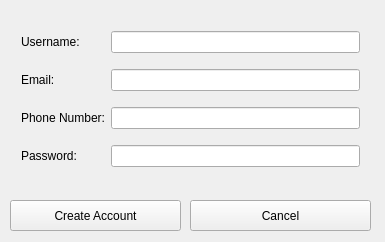
Above: create_account_window.ui from allenh1/timefuse-client before the change. Below: the same form after it.
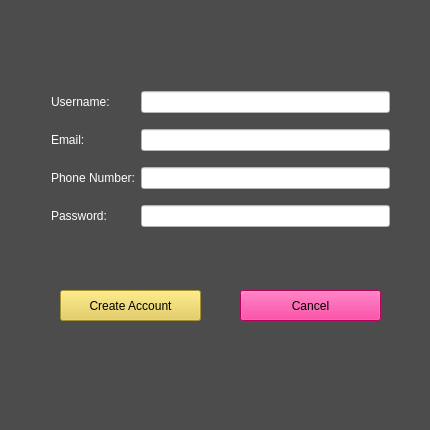
That is the form after the change.

Commit message:
added colors to the ui of account settings
Made our UI great again.

Patch:
```diff
--- a/create_account_window.ui
+++ b/create_account_window.ui
@@ -6,18 +6,22 @@
    <rect>
     <x>0</x>
     <y>0</y>
-    <width>385</width>
-    <height>242</height>
+    <width>430</width>
+    <height>430</height>
    </rect>
   </property>
   <property name="windowTitle">
    <string>Create Account</string>
   </property>
+  <property name="styleSheet">
+   <string notr="true">background-color: rgb(76, 76, 76);
+font: 12pt &quot;Courier&quot;;</string>
+  </property>
   <widget class="QWidget" name="gridLayoutWidget">
    <property name="geometry">
     <rect>
-     <x>10</x>
-     <y>10</y>
+     <x>40</x>
+     <y>70</y>
      <width>361</width>
      <height>181</height>
     </rect>
@@ -25,6 +29,10 @@
    <layout class="QGridLayout" name="gridLayout">
     <item row="1" column="0">
      <widget class="QLabel" name="label_2">
+      <property name="styleSheet">
+       <string notr="true">color: rgb(255, 255, 255);
+font: 12pt &quot;Courier&quot;;</string>
+      </property>
       <property name="text">
        <string>Email:</string>
       </property>
@@ -32,6 +40,10 @@
     </item>
     <item row="0" column="0">
      <widget class="QLabel" name="label">
+      <property name="styleSheet">
+       <string notr="true">color: rgb(255, 255, 255);
+font: 12pt &quot;Courier&quot;;</string>
+      </property>
       <property name="text">
        <string>Username:</string>
       </property>
@@ -39,6 +51,10 @@
     </item>
     <item row="3" column="0">
      <widget class="QLabel" name="label_4">
+      <property name="styleSheet">
+       <string notr="true">color: rgb(255, 255, 255);
+font: 12pt &quot;Courier&quot;;</string>
+      </property>
       <property name="text">
        <string>Password:</string>
       </property>
@@ -46,34 +62,58 @@
     </item>
     <item row="2" column="0">
      <widget class="QLabel" name="label_3">
+      <property name="styleSheet">
+       <string notr="true">color: rgb(255, 255, 255);
+font: 12pt &quot;Courier&quot;;</string>
+      </property>
       <property name="text">
        <string>Phone Number:</string>
       </property>
      </widget>
     </item>
     <item row="0" column="1">
-     <widget class="QLineEdit" name="name_input"/>
+     <widget class="QLineEdit" name="name_input">
+      <property name="styleSheet">
+       <string notr="true">background-color: rgb(255, 255, 255);</string>
+      </property>
+     </widget>
     </item>
     <item row="1" column="1">
-     <widget class="QLineEdit" name="email_input"/>
+     <widget class="QLineEdit" name="email_input">
+      <property name="styleSheet">
+       <string notr="true">background-color: rgb(255, 255, 255);</string>
+      </property>
+     </widget>
     </item>
     <item row="2" column="1">
-     <widget class="QLineEdit" name="phone_input"/>
+     <widget class="QLineEdit" name="phone_input">
+      <property name="styleSheet">
+       <string notr="true">background-color: rgb(255, 255, 255);</string>
+      </property>
+     </widget>
     </item>
     <item row="3" column="1">
-     <widget class="QLineEdit" name="password_input"/>
+     <widget class="QLineEdit" name="password_input">
+      <property name="styleSheet">
+       <string notr="true">background-color: rgb(255, 255, 255);</string>
+      </property>
+     </widget>
     </item>
    </layout>
   </widget>
   <widget class="QPushButton" name="create_button">
    <property name="geometry">
     <rect>
-     <x>10</x>
-     <y>200</y>
-     <width>171</width>
+     <x>60</x>
+     <y>290</y>
+     <width>141</width>
      <height>31</height>
     </rect>
    </property>
+   <property name="styleSheet">
+    <string notr="true">font: 12pt &quot;Courier&quot;;
+background-color: rgb(227, 201, 69);</string>
+   </property>
    <property name="text">
     <string>Create Account</string>
    </property>
@@ -81,12 +121,16 @@
   <widget class="QPushButton" name="cancel_button">
    <property name="geometry">
     <rect>
-     <x>190</x>
-     <y>200</y>
-     <width>181</width>
+     <x>240</x>
+     <y>290</y>
+     <width>141</width>
      <height>31</height>
     </rect>
    </property>
+   <property name="styleSheet">
+    <string notr="true">font: 12pt &quot;Courier&quot;;
+background-color: rgb(255, 0, 128);</string>
+   </property>
    <property name="text">
     <string>Cancel</string>
    </property>
```
The commit also changes 13 other files.
